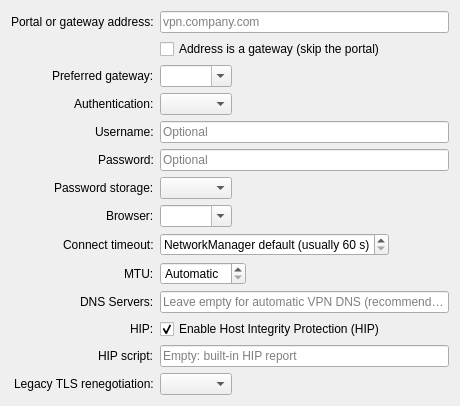
Before: the Qt Designer form plugins/plasma/gpclientwidget.ui in AceOfSnakes/GlobalProtect-SAML-NetworkManager, drawn with Qt 5.
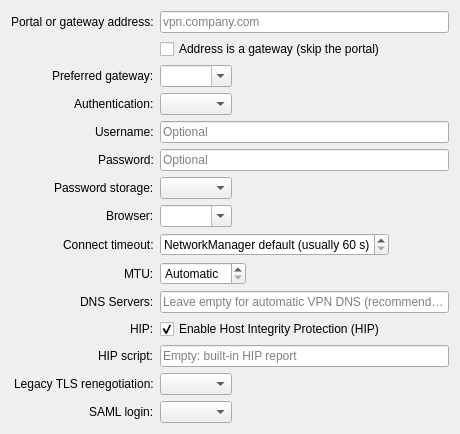
After: the same form once the commit is applied. Custom widgets are drawn as their Qt base class.

Commit message:
Editors, Plasma auth widget and e2e for saml-auth=dialog (#125)
- SAML login combo in the GTK3, GTK4 and Plasma editors (vpn.data saml-auth);
  new connections also get gpauth-result-flags=2.
- Plasma auth widget runs gpauth as the user and closes the password dialog
  with the result.
- e2e scenario saml-dialog: gpauth is not a child of gpclient.
- Docs, README table and translations.

Claude-Session: https://claude.ai/code/session_01XvR2CSoYMugcvi1eMpWfYK

```diff
--- a/plugins/plasma/gpclientwidget.ui
+++ b/plugins/plasma/gpclientwidget.ui
@@ -279,6 +279,21 @@
      <!-- Items are added programmatically (auto / true / false) -->
     </widget>
    </item>
+   <item row="14" column="0">
+    <widget class="QLabel" name="samlAuthLabel">
+     <property name="text">
+      <string>SAML login:</string>
+     </property>
+    </widget>
+   </item>
+   <item row="14" column="1">
+    <widget class="QComboBox" name="samlAuthComboBox">
+     <property name="toolTip">
+      <string>Where the browser login runs: in the service, or in the login dialog (in your session).</string>
+     </property>
+     <!-- Items are added programmatically (service / dialog) -->
+    </widget>
+   </item>
    <item row="11" column="1">
     <widget class="QCheckBox" name="hipCheckBox">
      <property name="text">
```
The commit also changes 97 other files.
